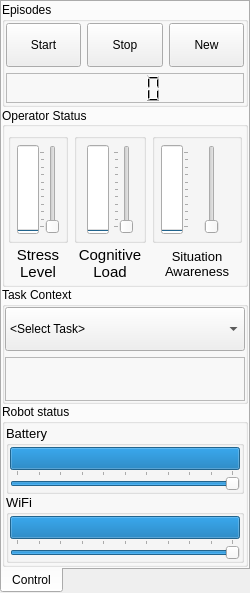
Qt form src/ui/Parameters.ui (argenortega/AUI) before a commit.
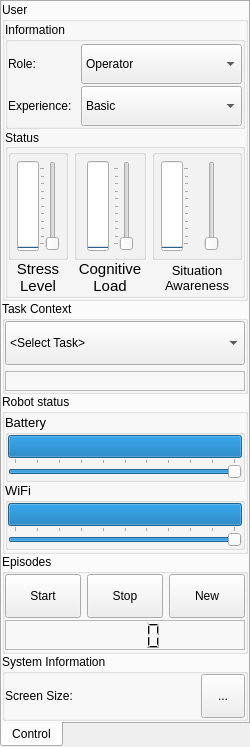
The same form after that commit. Custom widgets are drawn as their Qt base class.

```diff
--- a/src/ui/Parameters.ui
+++ b/src/ui/Parameters.ui
@@ -7,7 +7,7 @@
     <x>0</x>
     <y>0</y>
     <width>250</width>
-    <height>593</height>
+    <height>747</height>
    </rect>
   </property>
   <property name="sizePolicy">
@@ -19,13 +19,13 @@
   <property name="minimumSize">
    <size>
     <width>250</width>
-    <height>593</height>
+    <height>742</height>
    </size>
   </property>
   <property name="maximumSize">
    <size>
     <width>250</width>
-    <height>524287</height>
+    <height>851</height>
    </size>
   </property>
   <property name="baseSize">
@@ -74,7 +74,7 @@
          <number>0</number>
         </property>
         <item>
-         <widget class="QGroupBox" name="episodes">
+         <widget class="QGroupBox" name="user">
           <property name="sizePolicy">
            <sizepolicy hsizetype="Preferred" vsizetype="Minimum">
             <horstretch>0</horstretch>
@@ -84,96 +84,124 @@
           <property name="maximumSize">
            <size>
             <width>16777215</width>
-            <height>16777215</height>
+            <height>320</height>
            </size>
           </property>
           <property name="title">
-           <string>Episodes</string>
+           <string>User</string>
           </property>
-          <layout class="QGridLayout" name="episodesLayout">
+          <layout class="QVBoxLayout" name="userLayout">
+           <property name="spacing">
+            <number>0</number>
+           </property>
            <property name="margin">
-            <number>1</number>
+            <number>0</number>
            </property>
-           <item row="1" column="0" alignment="Qt::AlignHCenter|Qt::AlignVCenter">
-            <widget class="QPushButton" name="startEpisodeButton">
+           <item>
+            <widget class="QGroupBox" name="userInfo">
+             <property name="sizePolicy">
+              <sizepolicy hsizetype="Preferred" vsizetype="Minimum">
+               <horstretch>0</horstretch>
+               <verstretch>0</verstretch>
+              </sizepolicy>
+             </property>
+             <property name="title">
+              <string>Information</string>
+             </property>
+             <layout class="QGridLayout" name="gridLayout">
+              <property name="verticalSpacing">
+               <number>0</number>
+              </property>
+              <property name="margin">
+               <number>0</number>
+              </property>
+              <item row="0" column="0">
+               <widget class="QLabel" name="roleLabel">
+                <property name="sizePolicy">
+                 <sizepolicy hsizetype="Preferred" vsizetype="Minimum">
+                  <horstretch>0</horstretch>
+                  <verstretch>0</verstretch>
+                 </sizepolicy>
+                </property>
              <property name="minimumSize">
               <size>
-               <width>44</width>
+                  <width>0</width>
                <height>44</height>
               </size>
              </property>
              <property name="text">
-              <string>Start</string>
-             </property>
-             <property name="checkable">
-              <bool>false</bool>
-             </property>
-             <property name="flat">
-              <bool>false</bool>
-             </property>
-            </widget>
-           </item>
-           <item row="1" column="2" alignment="Qt::AlignHCenter|Qt::AlignVCenter">
-            <widget class="QPushButton" name="resetEpisodeButton">
+                 <string>Role: </string>
+                </property>
+               </widget>
+              </item>
+              <item row="0" column="1">
+               <widget class="QComboBox" name="role">
+                <property name="sizePolicy">
+                 <sizepolicy hsizetype="Expanding" vsizetype="Fixed">
+                  <horstretch>0</horstretch>
+                  <verstretch>0</verstretch>
+                 </sizepolicy>
+                </property>
              <property name="minimumSize">
               <size>
-               <width>44</width>
-               <height>44</height>
-              </size>
-             </property>
-             <property name="autoFillBackground">
-              <bool>false</bool>
-             </property>
+                  <width>0</width>
+                  <height>40</height>
+                 </size>
+                </property>
+                <item>
+                 <property name="text">
+                  <string>Operator</string>
+                 </property>
+                </item>
+                <item>
              <property name="text">
-              <string>New</string>
-             </property>
-             <property name="autoDefault">
-              <bool>true</bool>
-             </property>
-             <property name="default">
-              <bool>false</bool>
-             </property>
-             <property name="flat">
-              <bool>false</bool>
-             </property>
-            </widget>
-           </item>
-           <item row="1" column="1" alignment="Qt::AlignHCenter|Qt::AlignVCenter">
-            <widget class="QPushButton" name="stopEpisodeButton">
-             <property name="minimumSize">
-              <size>
-               <width>44</width>
-               <height>44</height>
-              </size>
+                  <string>In-field Observer</string>
+                 </property>
+                </item>
+                <item>
+                 <property name="text">
+                  <string>Team Leader</string>
+                 </property>
+                </item>
+               </widget>
+              </item>
+              <item row="1" column="0">
+               <widget class="QLabel" name="expLabel">
+                <property name="sizePolicy">
+                 <sizepolicy hsizetype="Preferred" vsizetype="Minimum">
+                  <horstretch>0</horstretch>
+                  <verstretch>0</verstretch>
+                 </sizepolicy>
              </property>
              <property name="text">
-              <string>Stop</string>
-             </property>
-             <property name="checkable">
-              <bool>false</bool>
-             </property>
-            </widget>
-           </item>
-           <item row="2" column="0" colspan="3">
-            <widget class="QLCDNumber" name="episodeTimer">
+                 <string>Experience: </string>
+                </property>
+               </widget>
+              </item>
+              <item row="1" column="1">
+               <widget class="QComboBox" name="exp">
+                <property name="sizePolicy">
+                 <sizepolicy hsizetype="Expanding" vsizetype="Fixed">
+                  <horstretch>0</horstretch>
+                  <verstretch>0</verstretch>
+                 </sizepolicy>
+                </property>
              <property name="minimumSize">
               <size>
-               <width>60</width>
-               <height>30</height>
-              </size>
-             </property>
-             <property name="maximumSize">
-              <size>
-               <width>16777215</width>
-               <height>44</height>
-              </size>
-             </property>
-             <property name="frameShape">
-              <enum>QFrame::StyledPanel</enum>
-             </property>
-             <property name="frameShadow">
-              <enum>QFrame::Plain</enum>
-             </property>
+                  <width>0</width>
+                  <height>40</height>
+                 </size>
+                </property>
+                <item>
+                 <property name="text">
+                  <string>Basic</string>
+                 </property>
+                </item>
+                <item>
+                 <property name="text">
+                  <string>Advanced</string>
+                 </property>
+                </item>
             </widget>
            </item>
           </layout>
@@ -182,7 +210,7 @@
         <item>
          <widget class="QGroupBox" name="userStatus">
           <property name="sizePolicy">
-           <sizepolicy hsizetype="Preferred" vsizetype="Minimum">
+              <sizepolicy hsizetype="Preferred" vsizetype="MinimumExpanding">
             <horstretch>0</horstretch>
             <verstretch>0</verstretch>
            </sizepolicy>
@@ -190,7 +218,7 @@
           <property name="maximumSize">
            <size>
             <width>16777215</width>
-            <height>250</height>
+               <height>16777215</height>
            </size>
           </property>
           <property name="baseSize">
@@ -203,32 +231,29 @@
            <enum>Qt::LeftToRight</enum>
           </property>
           <property name="title">
-           <string>Operator Status</string>
+              <string>Status</string>
           </property>
           <property name="alignment">
            <set>Qt::AlignLeading|Qt::AlignLeft|Qt::AlignVCenter</set>
           </property>
           <layout class="QGridLayout" name="userStatusLayout">
-           <property name="leftMargin">
-            <number>3</number>
-           </property>
-           <property name="topMargin">
-            <number>6</number>
-           </property>
-           <property name="rightMargin">
-            <number>3</number>
-           </property>
-           <property name="bottomMargin">
-            <number>3</number>
-           </property>
            <property name="horizontalSpacing">
-            <number>6</number>
+               <number>-1</number>
            </property>
            <property name="verticalSpacing">
-            <number>3</number>
+               <number>0</number>
+              </property>
+              <property name="margin">
+               <number>0</number>
            </property>
            <item row="0" column="2">
             <widget class="QGroupBox" name="situationAwareness">
+                <property name="sizePolicy">
+                 <sizepolicy hsizetype="Preferred" vsizetype="MinimumExpanding">
+                  <horstretch>0</horstretch>
+                  <verstretch>0</verstretch>
+                 </sizepolicy>
+                </property>
              <property name="maximumSize">
               <size>
                <width>16777215</width>
@@ -294,6 +319,12 @@
            </item>
            <item row="0" column="1">
             <widget class="QGroupBox" name="cgnitiveLoad">
+                <property name="sizePolicy">
+                 <sizepolicy hsizetype="Preferred" vsizetype="MinimumExpanding">
+                  <horstretch>0</horstretch>
+                  <verstretch>0</verstretch>
+                 </sizepolicy>
+                </property>
              <property name="maximumSize">
               <size>
                <width>16777215</width>
@@ -413,6 +444,12 @@
            </item>
            <item row="0" column="0">
             <widget class="QGroupBox" name="stress">
+                <property name="sizePolicy">
+                 <sizepolicy hsizetype="Preferred" vsizetype="MinimumExpanding">
+                  <horstretch>0</horstretch>
+                  <verstretch>0</verstretch>
+                 </sizepolicy>
+                </property>
              <property name="maximumSize">
               <size>
                <width>16777215</width>
@@ -494,6 +531,9 @@
           </layout>
          </widget>
         </item>
+          </layout>
+         </widget>
+        </item>
         <item>
          <widget class="QGroupBox" name="taskContext">
           <property name="sizePolicy">
@@ -566,7 +606,7 @@
              <property name="minimumSize">
               <size>
                <width>0</width>
-               <height>44</height>
+               <height>20</height>
               </size>
              </property>
              <property name="maximumSize">
@@ -584,6 +624,9 @@
              <property name="text">
               <string>&lt;No Widget&gt;</string>
              </property>
+             <property name="alignment">
+              <set>Qt::AlignCenter</set>
+             </property>
             </widget>
            </item>
           </layout>
@@ -604,7 +647,16 @@
            <property name="spacing">
             <number>0</number>
            </property>
-           <property name="margin">
+           <property name="leftMargin">
+            <number>0</number>
+           </property>
+           <property name="topMargin">
+            <number>0</number>
+           </property>
+           <property name="rightMargin">
+            <number>0</number>
+           </property>
+           <property name="bottomMargin">
             <number>1</number>
            </property>
            <item>
@@ -630,7 +682,16 @@
               <property name="spacing">
                <number>0</number>
               </property>
-              <property name="margin">
+              <property name="leftMargin">
+               <number>0</number>
+              </property>
+              <property name="topMargin">
+               <number>0</number>
+              </property>
+              <property name="rightMargin">
+               <number>0</number>
+              </property>
+              <property name="bottomMargin">
                <number>1</number>
               </property>
               <item>
@@ -691,7 +752,16 @@
               <property name="spacing">
                <number>0</number>
               </property>
-              <property name="margin">
+              <property name="leftMargin">
+               <number>0</number>
+              </property>
+              <property name="topMargin">
+               <number>0</number>
+              </property>
+              <property name="rightMargin">
+               <number>0</number>
+              </property>
+              <property name="bottomMargin">
                <number>1</number>
               </property>
               <item>
@@ -738,6 +808,201 @@
           </layout>
          </widget>
         </item>
+        <item>
+         <widget class="QGroupBox" name="episodes">
+          <property name="sizePolicy">
+           <sizepolicy hsizetype="Preferred" vsizetype="Minimum">
+            <horstretch>0</horstretch>
+            <verstretch>0</verstretch>
+           </sizepolicy>
+          </property>
+          <property name="maximumSize">
+           <size>
+            <width>16777215</width>
+            <height>16777215</height>
+           </size>
+          </property>
+          <property name="title">
+           <string>Episodes</string>
+          </property>
+          <layout class="QGridLayout" name="episodesLayout">
+           <property name="leftMargin">
+            <number>0</number>
+           </property>
+           <property name="topMargin">
+            <number>0</number>
+           </property>
+           <property name="rightMargin">
+            <number>0</number>
+           </property>
+           <property name="bottomMargin">
+            <number>1</number>
+           </property>
+           <property name="verticalSpacing">
+            <number>2</number>
+           </property>
+           <item row="2" column="0" colspan="3">
+            <widget class="QLCDNumber" name="episodeTimer">
+             <property name="minimumSize">
+              <size>
+               <width>60</width>
+               <height>30</height>
+              </size>
+             </property>
+             <property name="maximumSize">
+              <size>
+               <width>16777215</width>
+               <height>44</height>
+              </size>
+             </property>
+             <property name="frameShape">
+              <enum>QFrame::StyledPanel</enum>
+             </property>
+             <property name="frameShadow">
+              <enum>QFrame::Plain</enum>
+             </property>
+            </widget>
+           </item>
+           <item row="1" column="0" alignment="Qt::AlignHCenter|Qt::AlignVCenter">
+            <widget class="QPushButton" name="startEpisodeButton">
+             <property name="minimumSize">
+              <size>
+               <width>44</width>
+               <height>44</height>
+              </size>
+             </property>
+             <property name="text">
+              <string>Start</string>
+             </property>
+             <property name="checkable">
+              <bool>false</bool>
+             </property>
+             <property name="flat">
+              <bool>false</bool>
+             </property>
+            </widget>
+           </item>
+           <item row="1" column="1" alignment="Qt::AlignHCenter|Qt::AlignVCenter">
+            <widget class="QPushButton" name="stopEpisodeButton">
+             <property name="minimumSize">
+              <size>
+               <width>44</width>
+               <height>44</height>
+              </size>
+             </property>
+             <property name="text">
+              <string>Stop</string>
+             </property>
+             <property name="checkable">
+              <bool>false</bool>
+             </property>
+            </widget>
+           </item>
+           <item row="1" column="2" alignment="Qt::AlignHCenter|Qt::AlignVCenter">
+            <widget class="QPushButton" name="resetEpisodeButton">
+             <property name="minimumSize">
+              <size>
+               <width>44</width>
+               <height>44</height>
+              </size>
+             </property>
+             <property name="autoFillBackground">
+              <bool>false</bool>
+             </property>
+             <property name="text">
+              <string>New</string>
+             </property>
+             <property name="autoDefault">
+              <bool>true</bool>
+             </property>
+             <property name="default">
+              <bool>false</bool>
+             </property>
+             <property name="flat">
+              <bool>false</bool>
+             </property>
+            </widget>
+           </item>
+          </layout>
+         </widget>
+        </item>
+        <item>
+         <widget class="QGroupBox" name="systemInfo">
+          <property name="sizePolicy">
+           <sizepolicy hsizetype="Preferred" vsizetype="Minimum">
+            <horstretch>0</horstretch>
+            <verstretch>0</verstretch>
+           </sizepolicy>
+          </property>
+          <property name="minimumSize">
+           <size>
+            <width>0</width>
+            <height>0</height>
+           </size>
+          </property>
+          <property name="maximumSize">
+           <size>
+            <width>16777215</width>
+            <height>16777215</height>
+           </size>
+          </property>
+          <property name="title">
+           <string>System Information</string>
+          </property>
+          <layout class="QHBoxLayout" name="horizontalLayout_4">
+           <property name="spacing">
+            <number>0</number>
+           </property>
+           <property name="margin">
+            <number>0</number>
+           </property>
+           <item>
+            <widget class="QLabel" name="info">
+             <property name="sizePolicy">
+              <sizepolicy hsizetype="Preferred" vsizetype="Minimum">
+               <horstretch>0</horstretch>
+               <verstretch>0</verstretch>
+              </sizepolicy>
+             </property>
+             <property name="minimumSize">
+              <size>
+               <width>0</width>
+               <height>44</height>
+              </size>
+             </property>
+             <property name="maximumSize">
+              <size>
+               <width>16777215</width>
+               <height>16777215</height>
+              </size>
+             </property>
+             <property name="text">
+              <string>Screen Size: </string>
+             </property>
+            </widget>
+           </item>
+           <item>
+            <widget class="QToolButton" name="toolButton">
+             <property name="minimumSize">
+              <size>
+               <width>44</width>
+               <height>44</height>
+              </size>
+             </property>
+             <property name="maximumSize">
+              <size>
+               <width>16777215</width>
+               <height>16777215</height>
+              </size>
+             </property>
+             <property name="text">
+              <string>...</string>
+             </property>
+            </widget>
+           </item>
+          </layout>
+         </widget>
+        </item>
        </layout>
       </widget>
      </widget>
```
Left out of the diff: 3 changed lines with no effect on the pictures. Lines whose indentation alone changed are shown as unchanged.
